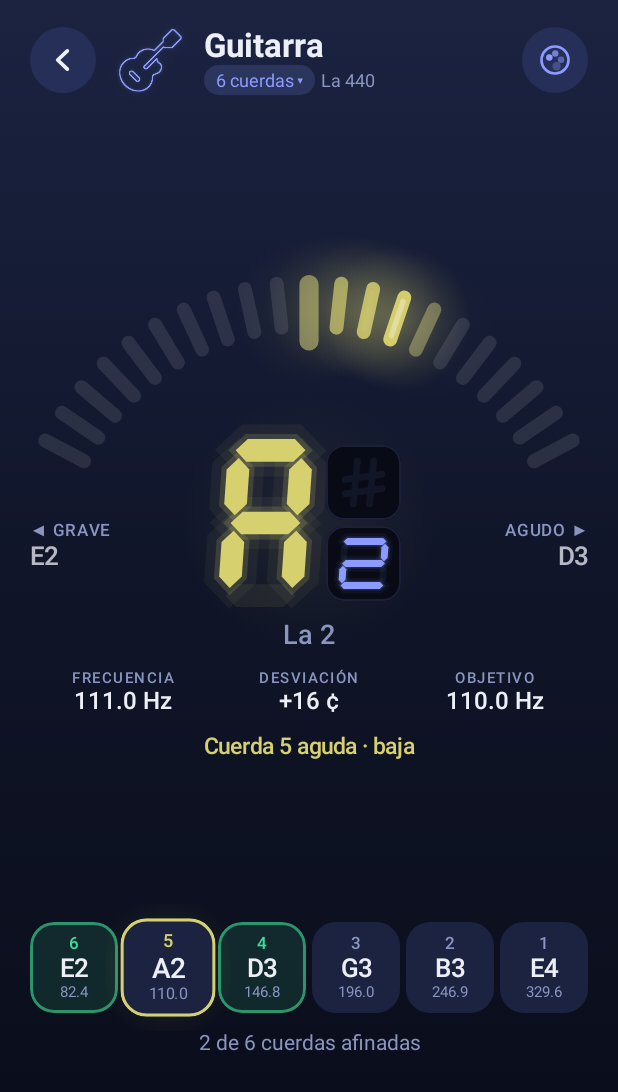
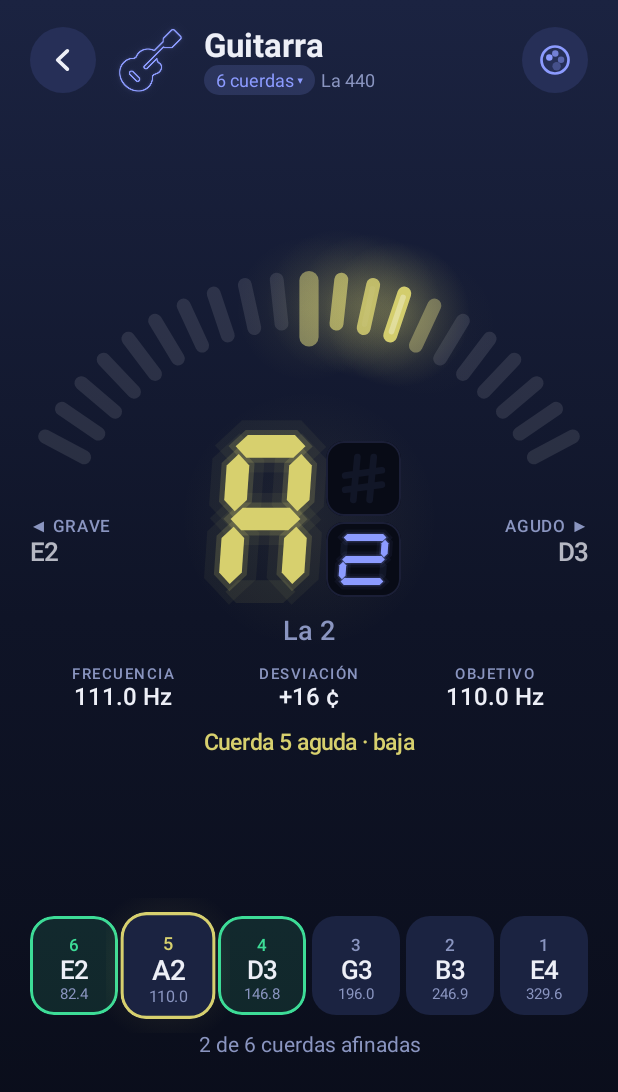
Before and after one commit to Andres-Maya/SmartTuner, an Android app built with Jetpack Compose: the @Preview function InstrumentTuningScreenPreview, on a phone screen of 412 x 824 dp. Shown: the top 1092 px of the screen. Run offline under Robolectric (Android 15) with nearby library versions, the phone set to English and light mode, and no system bars; libraries missing offline, so code that uses them is left out: coil3.svg.

Commit message:
fix(tuner): la cuerda afinada se queda marcada aunque siga seleccionada

```diff
--- a/app/src/main/java/com/andres/smarttuner/ui/tuner/InstrumentTuningScreen.kt
+++ b/app/src/main/java/com/andres/smarttuner/ui/tuner/InstrumentTuningScreen.kt
@@ -292,9 +292,12 @@ private fun StringCard(
     val shape = TunerTheme.shapes.tile
     val borderColor by animateColorAsState(
         targetValue = when {
+            // Mientras suena manda el color del afinador: es lo que estás mirando.
             isActive -> activeColor
+            // Afinada va antes que elegida: la marca verde no se pierde al dejar de tocar
+            // una cuerda que sigue seleccionada, que es lo normal al afinarla.
+            isTuned -> colors.inTune
             isSelected -> colors.accent
-            isTuned -> colors.inTune.copy(alpha = 0.6f)
             else -> Color.Transparent
         },
         label = "stringBorder",
@@ -364,6 +367,15 @@ private fun StringCard(
             .padding(vertical = TunerTheme.spacing.sm),
         horizontalAlignment = Alignment.CenterHorizontally,
     ) {
+        // Franja de arriba: señala la cuerda elegida sin disputarle el color a la marca de
+        // afinada. Ocupa sitio siempre, para que la tarjeta no dé un salto al elegirla.
+        Box(
+            Modifier
+                .padding(bottom = TunerTheme.spacing.xxs)
+                .size(width = 16.dp, height = 3.dp)
+                .clip(TunerTheme.shapes.pill)
+                .background(if (isSelected) colors.accent else Color.Transparent),
+        )
         Text(
             text = string.number.toString(),
             color = when {
```
